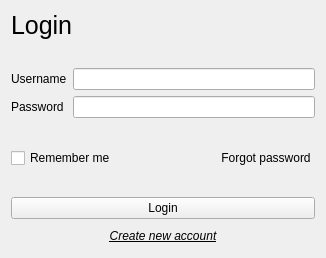
The window that design/Ui_/Login_Form.ui (SufferProgrammer/startup-desktop-python) describes before a commit, drawn with Qt 5.
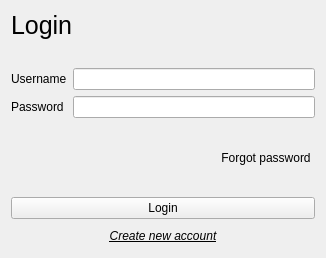
The same window after the commit.

Commit message: update some UI, security improvement section 1, and fix login bug, tommorow will be add fiture for admin.

What changed in the file:
```diff
--- a/design/Ui_/Login_Form.ui
+++ b/design/Ui_/Login_Form.ui
@@ -99,13 +99,6 @@
    </item>
    <item>
     <layout class="QHBoxLayout" name="horizontalLayout_2">
-     <item>
-      <widget class="QCheckBox" name="checkBox">
-       <property name="text">
-        <string>Remember me</string>
-       </property>
-      </widget>
-     </item>
      <item>
       <spacer name="horizontalSpacer">
        <property name="orientation">
```
The commit also changes 9 other files.
